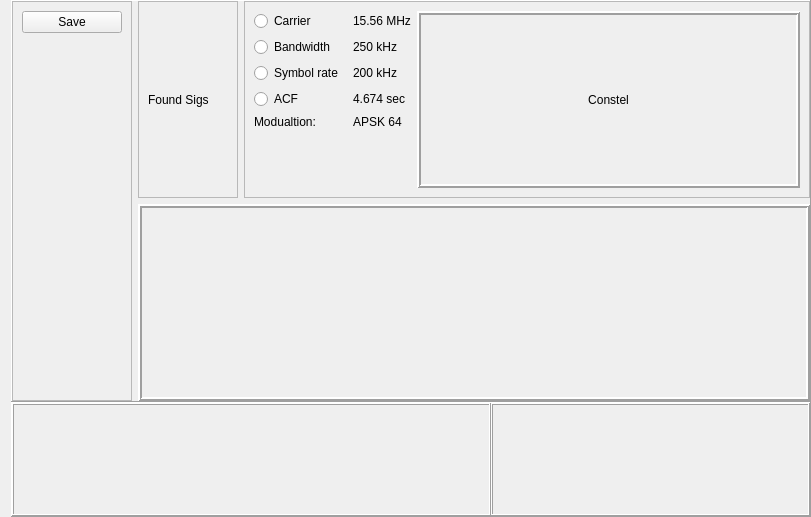
Old version of the form sources/Arks/Scope Analyzer/window/scope_analyzer_window.ui in the repository AquaCreatura/AquaWave.
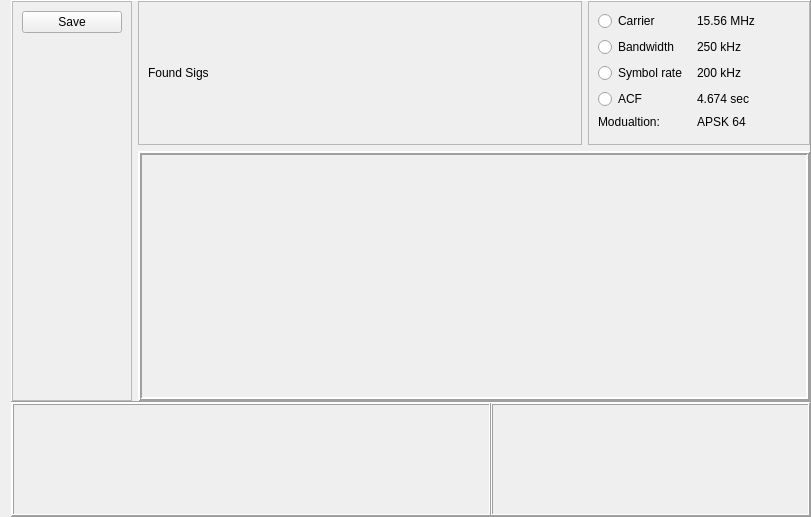
New version of the form.

Commit message: Constel (не реализован ещё): Встроил в ScopeAnalyser.

What changed in the file:
```diff
--- a/sources/Arks/Scope Analyzer/window/scope_analyzer_window.ui
+++ b/sources/Arks/Scope Analyzer/window/scope_analyzer_window.ui
@@ -59,8 +59,8 @@
       <item row="0" column="2">
        <widget class="QFrame" name="frame_7">
         <property name="sizePolicy">
-         <sizepolicy hsizetype="Preferred" vsizetype="Preferred">
-          <horstretch>0</horstretch>
+         <sizepolicy hsizetype="Expanding" vsizetype="Preferred">
+          <horstretch>1</horstretch>
           <verstretch>0</verstretch>
          </sizepolicy>
         </property>
@@ -72,59 +72,17 @@
         </property>
         <layout class="QGridLayout" name="gridLayout_7">
          <item row="4" column="2" rowspan="2">
-          <layout class="QGridLayout" name="gridLayout_6">
-           <item row="2" column="0">
-            <widget class="QRadioButton" name="symbol_rate_radio_button">
-             <property name="sizePolicy">
-              <sizepolicy hsizetype="Preferred" vsizetype="Fixed">
-               <horstretch>0</horstretch>
-               <verstretch>0</verstretch>
-              </sizepolicy>
-             </property>
-             <property name="text">
-              <string>Symbol rate </string>
-             </property>
-             <attribute name="buttonGroup">
-              <string notr="true">radio_group_chart_type</string>
-             </attribute>
-            </widget>
-           </item>
-           <item row="1" column="1">
-            <widget class="QLabel" name="bandwidth_value_label">
-             <property name="text">
-              <string>250 kHz</string>
-             </property>
-            </widget>
-           </item>
-           <item row="5" column="0">
-            <spacer name="verticalSpacer_2">
-             <property name="orientation">
-              <enum>Qt::Vertical</enum>
-             </property>
-             <property name="sizeHint" stdset="0">
-              <size>
-               <width>20</width>
-               <height>40</height>
-              </size>
-             </property>
-            </spacer>
-           </item>
-           <item row="1" column="0">
-            <widget class="QRadioButton" name="bandwidth_radio_button">
-             <property name="sizePolicy">
-              <sizepolicy hsizetype="Preferred" vsizetype="Fixed">
-               <horstretch>0</horstretch>
-               <verstretch>0</verstretch>
-              </sizepolicy>
-             </property>
-             <property name="text">
-              <string>Bandwidth</string>
-             </property>
-             <attribute name="buttonGroup">
-              <string notr="true">radio_group_chart_type</string>
-             </attribute>
-            </widget>
-           </item>
+          <layout class="QGridLayout" name="constell_chart">
+           <property name="sizeConstraint">
+            <enum>QLayout::SetDefaultConstraint</enum>
+           </property>
+           <property name="horizontalSpacing">
+            <number>0</number>
+           </property>
+          </layout>
+         </item>
+         <item row="4" column="0">
+          <layout class="QFormLayout" name="formLayout">
            <item row="0" column="0">
             <widget class="QRadioButton" name="carrier_radio_button">
              <property name="sizePolicy">
@@ -141,6 +99,52 @@
              </attribute>
             </widget>
            </item>
+           <item row="0" column="1">
+            <widget class="QLabel" name="carrier_value_label">
+             <property name="text">
+              <string>15.56 MHz</string>
+             </property>
+            </widget>
+           </item>
+           <item row="1" column="0">
+            <widget class="QRadioButton" name="bandwidth_radio_button">
+             <property name="sizePolicy">
+              <sizepolicy hsizetype="Preferred" vsizetype="Fixed">
+               <horstretch>0</horstretch>
+               <verstretch>0</verstretch>
+              </sizepolicy>
+             </property>
+             <property name="text">
+              <string>Bandwidth</string>
+             </property>
+             <attribute name="buttonGroup">
+              <string notr="true">radio_group_chart_type</string>
+             </attribute>
+            </widget>
+           </item>
+           <item row="1" column="1">
+            <widget class="QLabel" name="bandwidth_value_label">
+             <property name="text">
+              <string>250 kHz</string>
+             </property>
+            </widget>
+           </item>
+           <item row="2" column="0">
+            <widget class="QRadioButton" name="symbol_rate_radio_button">
+             <property name="sizePolicy">
+              <sizepolicy hsizetype="Preferred" vsizetype="Fixed">
+               <horstretch>0</horstretch>
+               <verstretch>0</verstretch>
+              </sizepolicy>
+             </property>
+             <property name="text">
+              <string>Symbol rate </string>
+             </property>
+             <attribute name="buttonGroup">
+              <string notr="true">radio_group_chart_type</string>
+             </attribute>
+            </widget>
+           </item>
            <item row="2" column="1">
             <widget class="QLabel" name="symbol_rate_value_label">
              <property name="text">
@@ -174,98 +178,39 @@
              </property>
             </widget>
            </item>
-           <item row="0" column="1">
-            <widget class="QLabel" name="carrier_value_label">
-             <property name="text">
-              <string>15.56 MHz</string>
-             </property>
-            </widget>
-           </item>
-           <item row="4" column="1">
-            <widget class="QLabel" name="label_2">
-             <property name="text">
-              <string>APSK 64</string>
-             </property>
-            </widget>
-           </item>
            <item row="4" column="0">
             <widget class="QLabel" name="label">
+             <property name="sizePolicy">
+              <sizepolicy hsizetype="Preferred" vsizetype="Maximum">
+               <horstretch>0</horstretch>
+               <verstretch>0</verstretch>
+              </sizepolicy>
+             </property>
              <property name="text">
               <string>Modualtion:</string>
              </property>
+             <property name="textFormat">
+              <enum>Qt::PlainText</enum>
+             </property>
+            </widget>
+           </item>
+           <item row="4" column="1">
+            <widget class="QLabel" name="label_2">
+             <property name="text">
+              <string>APSK 64</string>
+             </property>
             </widget>
            </item>
           </layout>
          </item>
-         <item row="4" column="3" rowspan="2">
-          <widget class="QFrame" name="constell_chart">
-           <property name="sizePolicy">
-            <sizepolicy hsizetype="Preferred" vsizetype="Preferred">
-             <horstretch>0</horstretch>
-             <verstretch>1</verstretch>
-            </sizepolicy>
-           </property>
-           <property name="frameShape">
-            <enum>QFrame::Box</enum>
-           </property>
-           <property name="frameShadow">
-            <enum>QFrame::Raised</enum>
-           </property>
-           <property name="lineWidth">
-            <number>2</number>
-           </property>
-           <layout class="QGridLayout" name="gridLayout_4">
-            <property name="leftMargin">
-             <number>0</number>
-            </property>
-            <property name="topMargin">
-             <number>0</number>
-            </property>
-            <property name="rightMargin">
-             <number>0</number>
-            </property>
-            <property name="bottomMargin">
-             <number>0</number>
-            </property>
-            <item row="0" column="0">
-             <widget class="QLabel" name="label_4">
-              <property name="sizePolicy">
-               <sizepolicy hsizetype="Preferred" vsizetype="Preferred">
-                <horstretch>1</horstretch>
-                <verstretch>1</verstretch>
-               </sizepolicy>
-              </property>
-              <property name="minimumSize">
-               <size>
-                <width>30</width>
-                <height>30</height>
-               </size>
-              </property>
-              <property name="maximumSize">
-               <size>
-                <width>2000</width>
-                <height>2000</height>
-               </size>
-              </property>
-              <property name="text">
-               <string>Constel</string>
-              </property>
-              <property name="alignment">
-               <set>Qt::AlignCenter</set>
-              </property>
-             </widget>
-            </item>
-           </layout>
-          </widget>
-         </item>
         </layout>
        </widget>
       </item>
       <item row="0" column="1">
        <widget class="QScrollArea" name="scrollArea">
         <property name="sizePolicy">
-         <sizepolicy hsizetype="Preferred" vsizetype="Preferred">
-          <horstretch>0</horstretch>
+         <sizepolicy hsizetype="Expanding" vsizetype="Preferred">
+          <horstretch>4</horstretch>
           <verstretch>0</verstretch>
          </sizepolicy>
         </property>
@@ -277,7 +222,7 @@
         </property>
         <property name="maximumSize">
          <size>
-          <width>100</width>
+          <width>100000</width>
           <height>16777215</height>
          </size>
         </property>
@@ -295,13 +240,19 @@
           <rect>
            <x>0</x>
            <y>0</y>
-           <width>98</width>
-           <height>195</height>
+           <width>443</width>
+           <height>125</height>
           </rect>
          </property>
          <layout class="QGridLayout" name="gridLayout_8">
           <item row="0" column="0">
            <widget class="QLabel" name="label_9">
+            <property name="sizePolicy">
+             <sizepolicy hsizetype="Preferred" vsizetype="Preferred">
+              <horstretch>0</horstretch>
+              <verstretch>0</verstretch>
+             </sizepolicy>
+            </property>
             <property name="text">
              <string>Found Sigs</string>
             </property>
@@ -331,6 +282,12 @@
         <layout class="QGridLayout" name="gridLayout_11">
          <item row="1" column="0">
           <widget class="QStackedWidget" name="harmonic_chart_stacked">
+           <property name="sizePolicy">
+            <sizepolicy hsizetype="Preferred" vsizetype="Preferred">
+             <horstretch>0</horstretch>
+             <verstretch>0</verstretch>
+            </sizepolicy>
+           </property>
            <property name="currentIndex">
             <number>1</number>
            </property>
```
Left out of the diff: 4 changed lines with no effect on the pictures. The commit also changes 12 other files.
